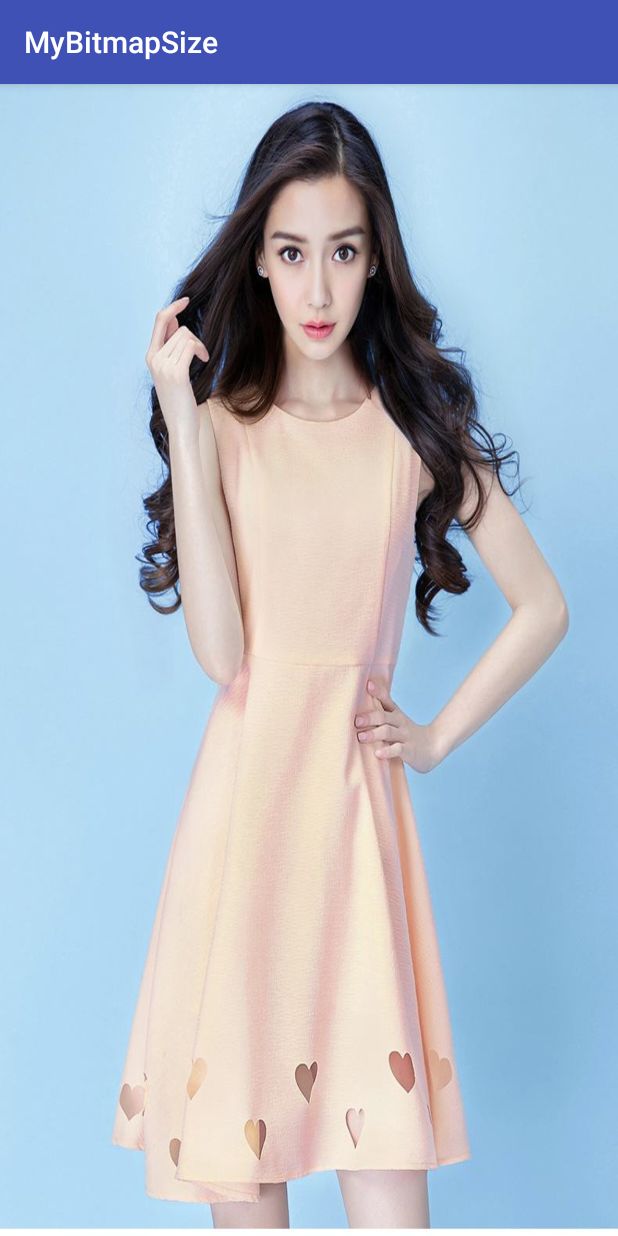
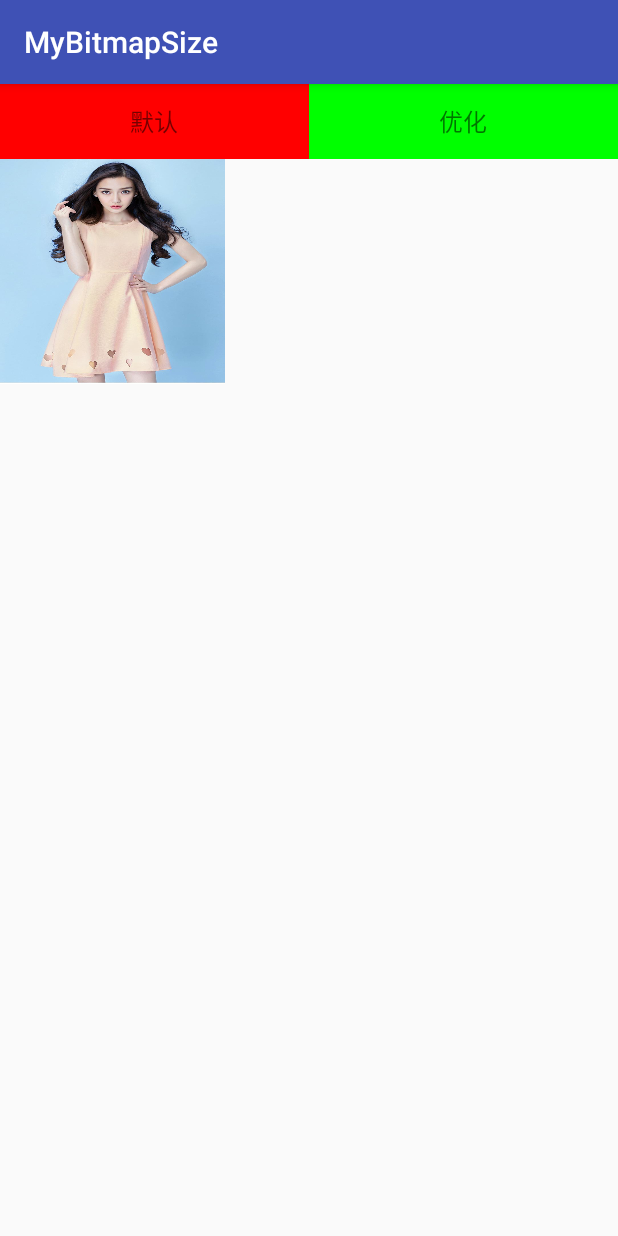
Before and after one commit to Ablexq/MyBitmapSize, an Android app: the screen it shows after launch (MainActivity), on a phone screen of 412 x 824 dp. Run offline under Robolectric (Android 15) with nearby library versions, the phone set to English and light mode, and no system bars.

Commit message:
资源文件加载优化

```diff
--- a/app/src/main/java/com/example/administrator/mybitmapsize/MainActivity.java
+++ b/app/src/main/java/com/example/administrator/mybitmapsize/MainActivity.java
@@ -3,29 +3,30 @@ package com.example.administrator.mybitmapsize;
 import android.content.Intent;
 import android.graphics.Bitmap;
 import android.graphics.BitmapFactory;
-import android.graphics.drawable.BitmapDrawable;
-import android.graphics.drawable.Drawable;
-import android.os.Build;
 import android.support.v7.app.AppCompatActivity;
 import android.os.Bundle;
-import android.util.DisplayMetrics;
 import android.view.View;
 import android.widget.ImageView;
 
 public class MainActivity extends AppCompatActivity implements View.OnClickListener {
+
+    private ImageView imageView;
 
     @Override
     protected void onCreate(Bundle savedInstanceState) {
         super.onCreate(savedInstanceState);
         setContentView(R.layout.activity_main);
 
-        ImageView imageView = (ImageView) this.findViewById(R.id.image);
+        this.findViewById(R.id.tv_default).setOnClickListener(this);
+        this.findViewById(R.id.tv_good).setOnClickListener(this);
+
+        imageView = (ImageView) this.findViewById(R.id.image);
         imageView.setOnClickListener(this);
         Bitmap bitmap = BitmapFactory.decodeResource(getResources(), R.drawable.pic1);
 
-        Utils.getBitmapSize(bitmap);
-        Utils.getDensity(this);
-        Utils.printBitmapSize(imageView);
+        BitmapUtils.getBitmapSize(bitmap);
+        BitmapUtils.getDensity(this);
+        BitmapUtils.printBitmapSize(imageView);
     }
 
     @Override
@@ -34,6 +35,18 @@ public class MainActivity extends AppCompatActivity implements View.OnClickListe
             case R.id.image:
                 startActivity(new Intent(MainActivity.this, SecondActivity.class));
                 break;
+
+            case R.id.tv_default:
+                Bitmap bitmap = BitmapFactory.decodeResource(getResources(), R.drawable.pic1);
+                System.out.println("111default===================" + BitmapUtils.getBitmapSize(bitmap));
+                imageView.setImageBitmap(bitmap);
+                break;
+
+            case R.id.tv_good:
+                Bitmap fitSampleBitmap = BitmapUtils.getFitSampleBitmap(getResources(), R.drawable.pic1, imageView.getWidth(), imageView.getHeight());
+                System.out.println("111goods===================" + BitmapUtils.getBitmapSize(fitSampleBitmap));
+                imageView.setImageBitmap(fitSampleBitmap);
+                break;
         }
     }
 }
--- a/app/src/main/res/layout/activity_main.xml
+++ b/app/src/main/res/layout/activity_main.xml
@@ -6,10 +6,36 @@
     android:orientation="vertical"
     tools:context="com.example.administrator.mybitmapsize.MainActivity">
 
+    <LinearLayout
+        android:layout_width="match_parent"
+        android:layout_height="50dp"
+        android:orientation="horizontal">
+
+        <TextView
+            android:id="@+id/tv_default"
+            android:layout_width="0dp"
+            android:layout_height="match_parent"
+            android:layout_weight="1"
+            android:background="#ff0000"
+            android:gravity="center"
+            android:text="默认"
+            android:textSize="16sp" />
+
+        <TextView
+            android:id="@+id/tv_good"
+            android:layout_width="0dp"
+            android:layout_height="match_parent"
+            android:layout_weight="1"
+            android:background="#00ff00"
+            android:gravity="center"
+            android:text="优化"
+            android:textSize="16sp" />
+    </LinearLayout>
+
     <ImageView
         android:id="@+id/image"
-        android:layout_width="match_parent"
-        android:layout_height="match_parent"
+        android:layout_width="150dp"
+        android:layout_height="150dp"
         android:contentDescription="@string/app_name"
         android:scaleType="fitXY"
         android:src="@drawable/pic1" />
```
Also changed, not shown: app/src/main/java/com/example/administrator/mybitmapsize/BitmapUtils.java (renamed from app/src/main/java/com/example/administrator/mybitmapsize/Utils.java, +34 -1 lines), app/src/main/java/com/example/administrator/mybitmapsize/SecondActivity.java (+9 -9 lines).
